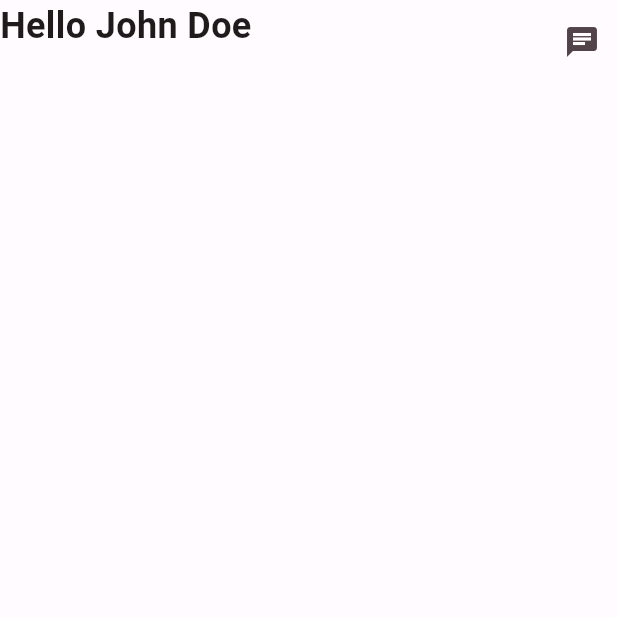
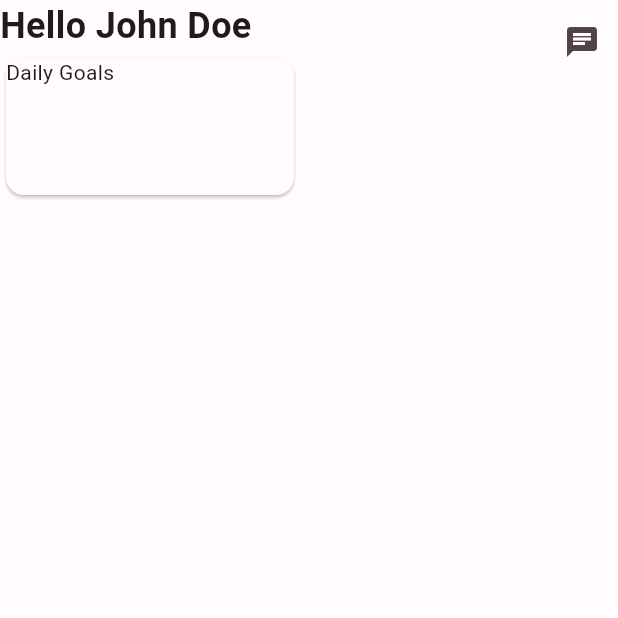
Before and after one commit to EricssonXD/Fit-Daily, a Flutter app: the screen it shows after launch, on a phone screen of 412 x 824 dp, the top half of it. Run offline on Flutter 3.47's test engine with Material 3 defaults, Android fonts, the phone set to English and light mode, and no system bars; our stand-ins replace auto_route, dio, freezed_annotation, hooks_riverpod, isar; accounts and stored records are empty.

Commit message:
package, isar, random fixes

```diff
--- /dev/null
+++ b/build.yaml
@@ -0,0 +1,4 @@
+# global_options:
+#   freezed:freezed:
+#     runs_before:
+#       - isar_generator:isar_generator
--- a/lib/ai_chat/model/ai_chat_controller.dart
+++ b/lib/features/ai_chat/model/ai_chat_controller.dart
@@ -4,10 +4,12 @@ var dio = Dio();
 
 class AIChatAPI {
   // API URL of openai
+  // ignore: constant_identifier_names
   static const String API_URL =
       'https://api.openai.com/v1/engines/davinci/completions';
 
   // API Key of openai
+  // ignore: constant_identifier_names
   static const String API_KEY = 'my api key';
 
   // Function to get response from openai
--- /dev/null
+++ b/lib/features/home/screens/daily_goals.dart
@@ -0,0 +1,16 @@
+part of 'home_screen.dart';
+
+class _DailyTasksComponent extends ConsumerWidget {
+  const _DailyTasksComponent();
+
+  @override
+  Widget build(BuildContext context, WidgetRef ref) {
+    return const SizedBox(
+      height: 100,
+      width: 200,
+      child: Card(
+        child: Text('Daily Goals'),
+      ),
+    );
+  }
+}
--- a/lib/home/screens/home_screen.dart
+++ b/lib/features/home/screens/home_screen.dart
@@ -2,6 +2,9 @@
 import 'package:auto_route/auto_route.dart';
 import 'package:fit_daily/util/router/router.dart';
 import 'package:flutter/material.dart';
+import 'package:hooks_riverpod/hooks_riverpod.dart';
+
+part 'daily_goals.dart';
 
 @RoutePage()
 class HomeScreen extends StatelessWidget {
@@ -40,6 +43,7 @@ class HomeScreen extends StatelessWidget {
                         fontWeight: FontWeight.bold,
                       ),
                     ),
+                    _DailyTasksComponent(),
                   ],
                 ),
               ],
--- a/lib/main.dart
+++ b/lib/main.dart
@@ -22,6 +22,7 @@ class App extends StatelessWidget {
           MyObserver(),
         ],
       ),
+      debugShowCheckedModeBanner: false,
     );
   }
 }
--- a/lib/util/router/router.dart
+++ b/lib/util/router/router.dart
@@ -1,7 +1,7 @@
 import 'package:auto_route/auto_route.dart';
 
-import 'package:fit_daily/ai_chat/screens/ai_chat_screen.dart';
-import 'package:fit_daily/home/screens/home_screen.dart';
+import 'package:fit_daily/features/ai_chat/screens/ai_chat_screen.dart';
+import 'package:fit_daily/features/home/screens/home_screen.dart';
 
 part 'router.gr.dart';
 
--- a/lib/util/theme/theme.dart
+++ b/lib/util/theme/theme.dart
@@ -10,6 +10,7 @@ abstract class MyTheme {
     appBarTheme: const AppBarTheme(
       backgroundColor: Colors.transparent,
     ),
+    // scaffoldBackgroundColor: _lightColorScheme.primary,
   );
 
   static ThemeData darkTheme = ThemeData(
--- a/pubspec.yaml
+++ b/pubspec.yaml
@@ -21,6 +21,9 @@ dependencies:
   json_annotation: ^4.8.1
   flutter_secure_storage: ^4.2.1
   auto_route: ^7.8.4
+  isar: ^4.0.0-dev.14
+  isar_flutter_libs: ^4.0.0-dev.14
+  path_provider: ^2.0.15
 
 dev_dependencies:
   flutter_test:
@@ -34,5 +37,8 @@ dev_dependencies:
   json_serializable: ^6.7.1
   auto_route_generator: ^7.3.2
 
+# dependency_overrides:
+#   analyzer: ^4.0.0
+
 flutter:
   uses-material-design: true
```
Also changed, not shown: lib/features/exercise/model/exercises.dart (added, +22 -0 lines), lib/features/ai_chat/screens/ai_chat_screen.dart (renamed from lib/ai_chat/screens/ai_chat_screen.dart), lib/features/exercise/model/exercises.freezed.dart (added), lib/features/exercise/model/exercises.g.dart (added), lib/features/exercise/screens/exercise_screen.dart (added), pubspec.lock, 2 other files.
